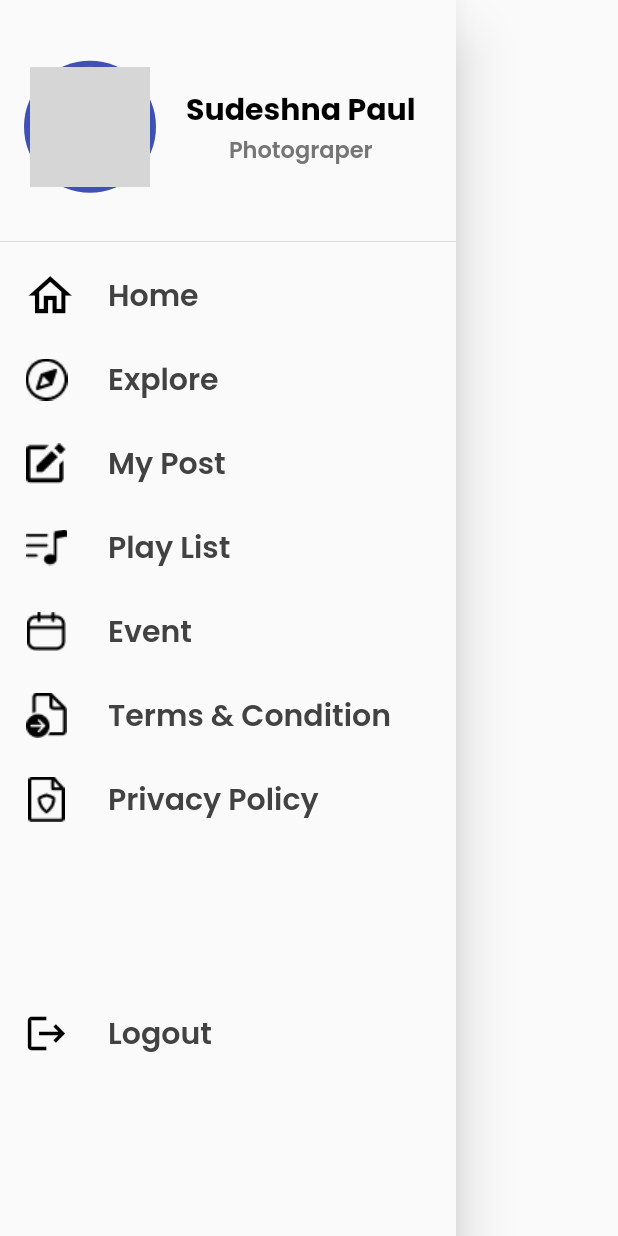
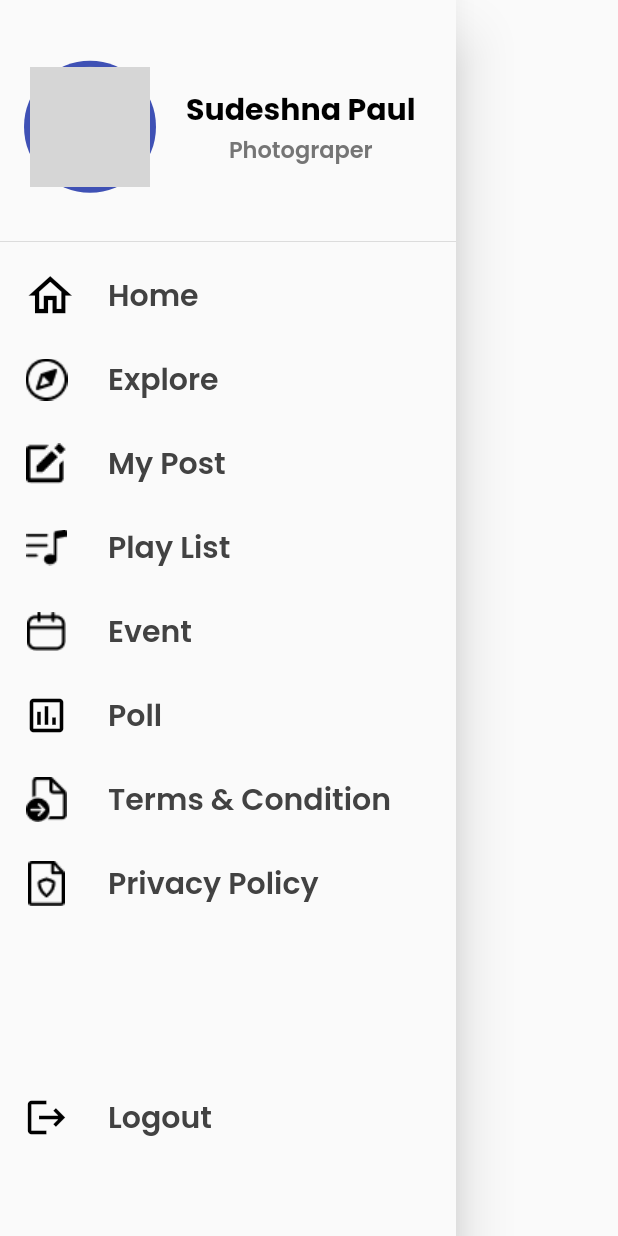
Before and after one commit to Sayantan964/protibimbo, a Flutter app: the CustomNavigationDrawer widget shown alone on an empty page, opened directly, on a phone screen of 412 x 824 dp. Run offline on Flutter 3.47's test engine with Material 2 defaults, Android fonts, the phone set to English and light mode, and no system bars; our stand-ins replace better_player, carousel_slider, flutter_otp_text_field, google_fonts, introduction_screen; network calls fail; grey boxes are pictures that could not be loaded.

Commit message:
Update CustomNavigationDrawer.dart

```diff
--- a/lib/views/screens/CustomNavigationDrawer.dart
+++ b/lib/views/screens/CustomNavigationDrawer.dart
@@ -1,7 +1,12 @@
 import 'package:flutter/material.dart';
 import 'package:google_fonts/google_fonts.dart';
+import 'package:protibimbo/views/screens/CreatePollScreen.dart';
+import 'package:protibimbo/views/screens/ExplorePeopleScreen.dart';
+import 'package:protibimbo/views/screens/NotificationScreen.dart';
 import 'package:protibimbo/views/screens/HomeScreen.dart';
 import 'package:protibimbo/views/screens/MyPostScreen.dart';
+import 'package:protibimbo/views/screens/PlaylistScreen.dart';
+import 'package:protibimbo/views/screens/ViewPollScreen.dart';
 
 class CustomNavigationDrawer extends StatefulWidget {
   const CustomNavigationDrawer({Key? key}) : super(key: key);
@@ -11,6 +16,16 @@ class CustomNavigationDrawer extends StatefulWidget {
 }
 
 class _CustomNavigationDrawerState extends State<CustomNavigationDrawer> {
+  @override
+  void initState() {
+    super.initState();
+  }
+
+  @override
+  void dispose() {
+    super.dispose();
+  }
+
   @override
   Widget build(BuildContext context) {
     // final double _screenHeight = MediaQuery.of(context).size.height;
@@ -107,7 +122,10 @@ class _CustomNavigationDrawerState extends State<CustomNavigationDrawer> {
                         color: Colors.grey[800],
                       )),
                     ),
-                    onTap: null,
+                    onTap: () {
+                      Navigator.of(context).push(MaterialPageRoute(
+                          builder: (context) => ExplorePeopleScreen()));
+                    },
                   ),
                   ListTile(
                     leading: Image.asset(
@@ -146,7 +164,10 @@ class _CustomNavigationDrawerState extends State<CustomNavigationDrawer> {
                         color: Colors.grey[800],
                       )),
                     ),
-                    onTap: null,
+                    onTap: () {
+                      Navigator.of(context).push(MaterialPageRoute(
+                          builder: (context) => PlaylistScreen()));
+                    },
                   ),
                   ListTile(
                     leading: Image.asset(
@@ -165,6 +186,26 @@ class _CustomNavigationDrawerState extends State<CustomNavigationDrawer> {
                       )),
                     ),
                     onTap: null,
+                  ),
+                  ListTile(
+                    leading: Icon(
+                      Icons.poll_outlined,
+                      size: 30,
+                      color: Colors.black,
+                    ),
+                    title: Text(
+                      'Poll',
+                      style: GoogleFonts.poppins(
+                          textStyle: TextStyle(
+                        fontWeight: FontWeight.w600,
+                        fontSize: 20,
+                        color: Colors.grey[800],
+                      )),
+                    ),
+                    onTap: () {
+                      Navigator.of(context).push(MaterialPageRoute(
+                          builder: (context) => ViewPollScreen()));
+                    },
                   ),
                   ListTile(
                     leading: Image.asset(
```
